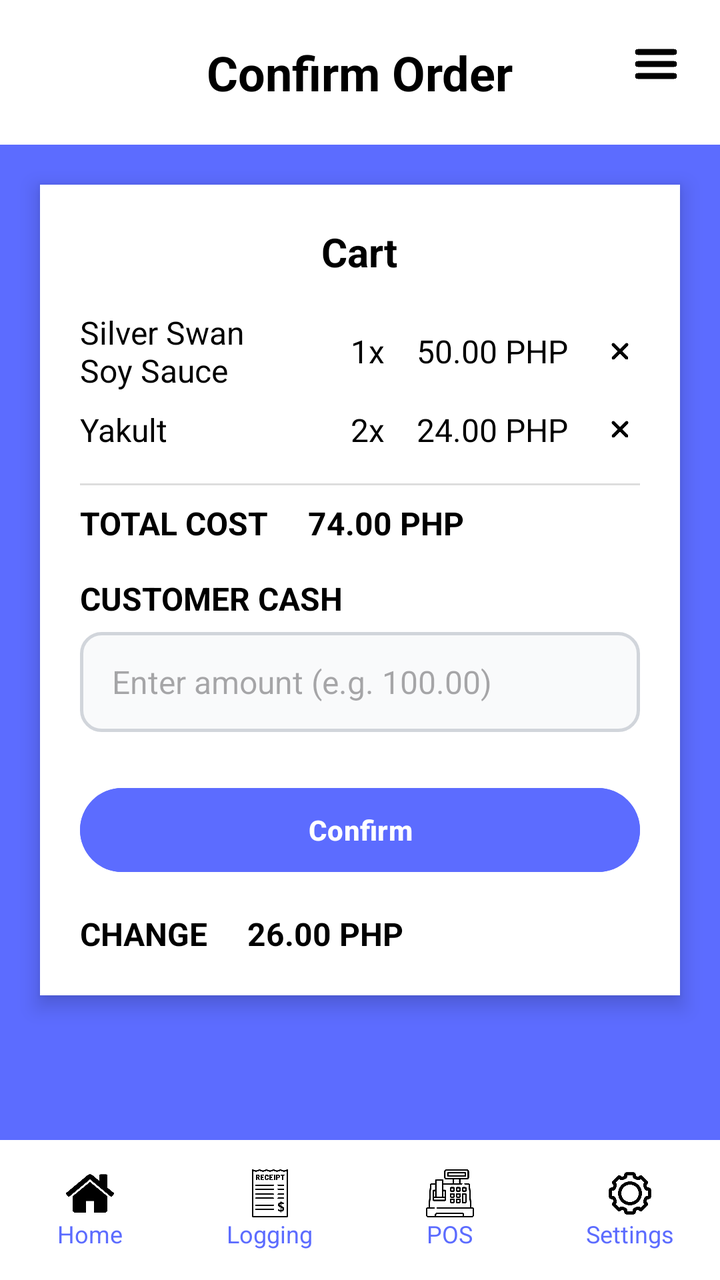
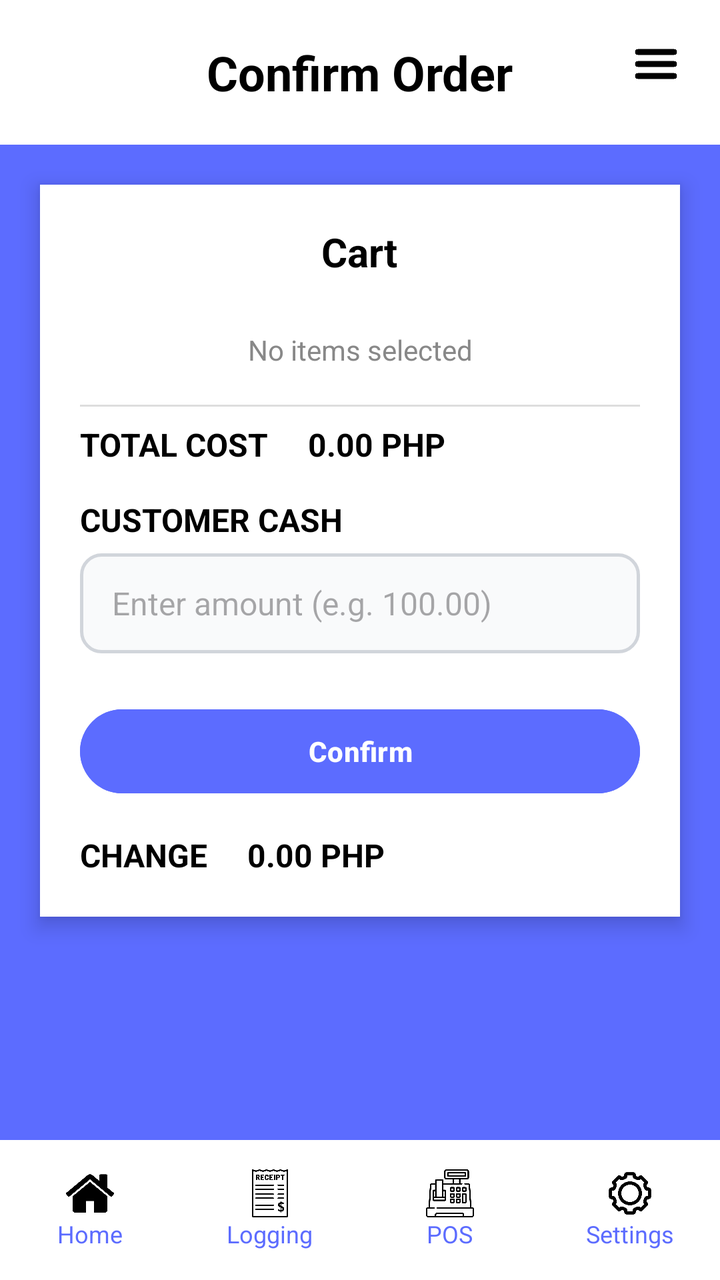

Two renders of the same Android screen: before a commit and after it. Below are the layout's source before the change and the commit's diff.
<!-- AndroidManifest.xml: application theme Theme.SariSariSales -->
<!-- res/layout/confirm_transaction.xml -->
<?xml version="1.0" encoding="utf-8"?>
<LinearLayout
    xmlns:android="http://schemas.android.com/apk/res/android"
    xmlns:app="http://schemas.android.com/apk/res-auto"
    android:layout_width="match_parent"
    android:layout_height="match_parent"
    android:orientation="vertical"
    android:background="#FFFFFF">

    
    <RelativeLayout
        android:layout_width="match_parent"
        android:layout_height="wrap_content"
        android:padding="20dp"
        android:background="#FFFFFF">

        <TextView
            android:id="@+id/tvEditTitle"
            android:layout_width="wrap_content"
            android:layout_height="wrap_content"
            android:text="Confirm Order"
            android:textSize="24sp"
            android:textStyle="bold"
            android:textColor="#000000"
            android:layout_centerHorizontal="true" />

        <ImageView
            android:id="@+id/btnMenu"
            android:layout_width="24dp"
            android:layout_height="24dp"
            android:layout_alignParentEnd="true"
            android:src="@drawable/ic_menu"
            android:contentDescription="Menu" />
    </RelativeLayout>

    
    <LinearLayout
        android:layout_width="match_parent"
        android:layout_height="0dp"
        android:layout_weight="1"
        android:orientation="vertical"
        android:background="#5C6CFF"
        android:gravity="center_horizontal">

        
        <LinearLayout
            android:layout_width="match_parent"
            android:layout_height="wrap_content"
            android:layout_margin="20dp"
            android:orientation="vertical"
            android:background="#FFFFFF"
            android:padding="20dp"
            android:elevation="6dp"
            android:clipToOutline="true"
            android:layout_marginTop="40dp"
            android:layout_marginBottom="20dp">

            
            <TextView
                android:layout_width="wrap_content"
                android:layout_height="wrap_content"
                android:text="Cart"
                android:textSize="20sp"
                android:textStyle="bold"
                android:textColor="#000000"
                android:layout_gravity="center"
                android:layout_marginBottom="16dp" />

            
            <LinearLayout
                android:layout_width="match_parent"
                android:layout_height="wrap_content"
                android:orientation="horizontal"
                android:gravity="center_vertical"
                android:layout_marginBottom="8dp">

                <TextView
                    android:layout_width="0dp"
                    android:layout_height="wrap_content"
                    android:layout_weight="1"
                    android:text="Silver Swan\nSoy Sauce"
                    android:textSize="16sp"
                    android:textColor="#000000" />

                <TextView
                    android:layout_width="wrap_content"
                    android:layout_height="wrap_content"
                    android:text="1x"
                    android:textSize="16sp"
                    android:textColor="#000000"
                    android:layout_marginEnd="16dp" />

                <TextView
                    android:layout_width="wrap_content"
                    android:layout_height="wrap_content"
                    android:text="50.00 PHP"
                    android:textSize="16sp"
                    android:textColor="#000000"
                    android:layout_marginEnd="16dp" />

                <ImageView
                    android:layout_width="20dp"
                    android:layout_height="20dp"
                    android:src="@drawable/ic_close"
                    android:contentDescription="Remove Item" />
            </LinearLayout>

            
            <LinearLayout
                android:layout_width="match_parent"
                android:layout_height="wrap_content"
                android:orientation="horizontal"
                android:gravity="center_vertical"
                android:layout_marginBottom="8dp">

                <TextView
                    android:layout_width="0dp"
                    android:layout_height="wrap_content"
                    android:layout_weight="1"
                    android:text="Yakult"
                    android:textSize="16sp"
                    android:textColor="#000000" />

                <TextView
                    android:layout_width="wrap_content"
                    android:layout_height="wrap_content"
                    android:text="2x"
                    android:textSize="16sp"
                    android:textColor="#000000"
                    android:layout_marginEnd="16dp" />

                <TextView
                    android:layout_width="wrap_content"
                    android:layout_height="wrap_content"
                    android:text="24.00 PHP"
                    android:textSize="16sp"
                    android:textColor="#000000"
                    android:layout_marginEnd="16dp" />

                <ImageView
                    android:layout_width="20dp"
                    android:layout_height="20dp"
                    android:src="@drawable/ic_close"
                    android:contentDescription="Remove Item" />
            </LinearLayout>

            <View
                android:layout_width="match_parent"
                android:layout_height="1dp"
                android:background="#DDDDDD"
                android:layout_marginVertical="8dp" />

            
            <TextView
                android:layout_width="match_parent"
                android:layout_height="wrap_content"
                android:text="TOTAL COST     74.00 PHP"
                android:textStyle="bold"
                android:textSize="16sp"
                android:textColor="#000000"
                android:layout_marginBottom="16dp" />

            
            <TextView
                android:layout_width="match_parent"
                android:layout_height="wrap_content"
                android:text="CUSTOMER CASH"
                android:textStyle="bold"
                android:textSize="16sp"
                android:textColor="#000000"
                android:layout_marginBottom="6dp" />

            <EditText
                android:id="@+id/etCash"
                android:layout_width="match_parent"
                android:layout_height="50dp"
                android:background="@drawable/edittext_rounded_selector"
                android:inputType="numberDecimal"
                android:hint="Enter amount (e.g. 100.00)"
                android:textSize="16sp"
                android:paddingHorizontal="16dp"
                android:gravity="center_vertical"
                android:layout_marginBottom="16dp" />

            
            <Button
                android:id="@+id/btnConfirm"
                android:layout_width="match_parent"
                android:layout_height="50dp"
                android:text="Confirm"
                android:textStyle="bold"
                android:textColor="#FFFFFF"
                android:backgroundTint="#5C6CFF"
                android:layout_marginTop="8dp"
                android:elevation="3dp"
                android:layout_gravity="center"
                android:radius="12dp"/>

            
            <TextView
                android:layout_width="match_parent"
                android:layout_height="wrap_content"
                android:text="CHANGE     26.00 PHP"
                android:textStyle="bold"
                android:textSize="16sp"
                android:textColor="#000000"
                android:layout_marginTop="16dp" />
        </LinearLayout>
    </LinearLayout>

    
    <LinearLayout
        android:layout_width="match_parent"
        android:layout_height="70dp"
        android:orientation="horizontal"
        android:background="#FFFFFF"
        android:gravity="center"
        android:weightSum="4">

        
        <LinearLayout
            android:layout_width="0dp"
            android:layout_height="match_parent"
            android:layout_weight="1"
            android:orientation="vertical"
            android:gravity="center">

            <ImageView
                android:layout_width="24dp"
                android:layout_height="24dp"
                android:src="@drawable/ic_home" />

            <TextView
                android:layout_width="wrap_content"
                android:layout_height="wrap_content"
                android:text="Home"
                android:textSize="12sp"
                android:textColor="#5C6CFF" />
        </LinearLayout>

        
        <LinearLayout
            android:layout_width="0dp"
            android:layout_height="match_parent"
            android:layout_weight="1"
            android:orientation="vertical"
            android:gravity="center">

            <ImageView
                android:layout_width="24dp"
                android:layout_height="24dp"
                android:src="@drawable/ic_logging" />

            <TextView
                android:layout_width="wrap_content"
                android:layout_height="wrap_content"
                android:text="Logging"
                android:textSize="12sp"
                android:textColor="#5C6CFF" />
        </LinearLayout>

        
        <LinearLayout
            android:layout_width="0dp"
            android:layout_height="match_parent"
            android:layout_weight="1"
            android:orientation="vertical"
            android:gravity="center">

            <ImageView
                android:layout_width="24dp"
                android:layout_height="24dp"
                android:src="@drawable/ic_pos" />

            <TextView
                android:layout_width="wrap_content"
                android:layout_height="wrap_content"
                android:text="POS"
                android:textSize="12sp"
                android:textColor="#5C6CFF" />
        </LinearLayout>

        
        <LinearLayout
            android:layout_width="0dp"
            android:layout_height="match_parent"
            android:layout_weight="1"
            android:orientation="vertical"
            android:gravity="center">

            <ImageView
                android:layout_width="24dp"
                android:layout_height="24dp"
                android:src="@drawable/ic_settings" />

            <TextView
                android:layout_width="wrap_content"
                android:layout_height="wrap_content"
                android:text="Settings"
                android:textSize="12sp"
                android:textColor="#5C6CFF" />
        </LinearLayout>
    </LinearLayout>
</LinearLayout>
<!-- resources referenced by this layout -->
<resources>
  <!-- drawable edittext_rounded_selector (drawable) -->
  <?xml version="1.0" encoding="utf-8"?>
  <shape xmlns:android="http://schemas.android.com/apk/res/android"
      android:shape="rectangle">
  
      
      <solid android:color="#F9FAFB" />
  
      
      <corners android:radius="10dp" />
  
      
      <stroke
          android:width="1.5dp"
          android:color="#D1D5DB" />
  
      
      <padding
          android:left="10dp"
          android:top="8dp"
          android:right="10dp"
          android:bottom="8dp" />
  
  </shape>
  <!-- drawable ic_close: png bitmap (drawable, 4164 bytes) -->
  <!-- drawable ic_home: png bitmap (drawable, 6259 bytes) -->
  <!-- drawable ic_logging: png bitmap (drawable, 14567 bytes) -->
  <!-- drawable ic_menu: png bitmap (drawable, 9673 bytes) -->
  <!-- drawable ic_pos: png bitmap (drawable, 12670 bytes) -->
  <!-- drawable ic_settings: png bitmap (drawable, 27167 bytes) -->
  <style name="Theme.SariSariSales" parent="Theme.Material3.Light.NoActionBar">
          <item name="colorPrimary">@color/primary</item>
          <item name="colorPrimaryVariant">@color/primary_variant</item>
          <item name="colorSecondary">@color/secondary</item>
      </style>
  <color name="primary">#1976D2</color>
  <color name="primary_variant">#1565C0</color>
  <color name="secondary">#03DAC5</color>
</resources>

<!-- the commit's change to res/layout/confirm_transaction.xml (unified diff, before → after) -->
@@ -56,94 +56,35 @@
             android:layout_marginBottom="20dp">
 
             
-            <TextView
-                android:layout_width="wrap_content"
-                android:layout_height="wrap_content"
-                android:text="Cart"
-                android:textSize="20sp"
-                android:textStyle="bold"
-                android:textColor="#000000"
-                android:layout_gravity="center"
-                android:layout_marginBottom="16dp" />
-
             
             <LinearLayout
-                android:layout_width="match_parent"
-                android:layout_height="wrap_content"
-                android:orientation="horizontal"
-                android:gravity="center_vertical"
-                android:layout_marginBottom="8dp">
-
-                <TextView
-                    android:layout_width="0dp"
-                    android:layout_height="wrap_content"
-                    android:layout_weight="1"
-                    android:text="Silver Swan\nSoy Sauce"
-                    android:textSize="16sp"
-                    android:textColor="#000000" />
-
+                android:id="@+id/llCartContainer"
+                android:layout_width="match_parent"
+                android:layout_height="wrap_content"
+                android:orientation="vertical">
+
+                
                 <TextView
                     android:layout_width="wrap_content"
                     android:layout_height="wrap_content"
-                    android:text="1x"
-                    android:textSize="16sp"
+                    android:text="Cart"
+                    android:textSize="20sp"
+                    android:textStyle="bold"
                     android:textColor="#000000"
-                    android:layout_marginEnd="16dp" />
-
+                    android:layout_gravity="center"
+                    android:layout_marginBottom="16dp" />
+
+                
                 <TextView
-                    android:layout_width="wrap_content"
+                    android:layout_width="match_parent"
                     android:layout_height="wrap_content"
-                    android:text="50.00 PHP"
-                    android:textSize="16sp"
-                    android:textColor="#000000"
-                    android:layout_marginEnd="16dp" />
-
-                <ImageView
-                    android:layout_width="20dp"
-                    android:layout_height="20dp"
-                    android:src="@drawable/ic_close"
-                    android:contentDescription="Remove Item" />
+                    android:text="No items selected"
+                    android:gravity="center"
+                    android:padding="10dp"
+                    android:textColor="#888888"/>
             </LinearLayout>
 
             
-            <LinearLayout
-                android:layout_width="match_parent"
-                android:layout_height="wrap_content"
-                android:orientation="horizontal"
-                android:gravity="center_vertical"
-                android:layout_marginBottom="8dp">
-
-                <TextView
-                    android:layout_width="0dp"
-                    android:layout_height="wrap_content"
-                    android:layout_weight="1"
-                    android:text="Yakult"
-                    android:textSize="16sp"
-                    android:textColor="#000000" />
-
-                <TextView
-                    android:layout_width="wrap_content"
-                    android:layout_height="wrap_content"
-                    android:text="2x"
-                    android:textSize="16sp"
-                    android:textColor="#000000"
-                    android:layout_marginEnd="16dp" />
-
-                <TextView
-                    android:layout_width="wrap_content"
-                    android:layout_height="wrap_content"
-                    android:text="24.00 PHP"
-                    android:textSize="16sp"
-                    android:textColor="#000000"
-                    android:layout_marginEnd="16dp" />
-
-                <ImageView
-                    android:layout_width="20dp"
-                    android:layout_height="20dp"
-                    android:src="@drawable/ic_close"
-                    android:contentDescription="Remove Item" />
-            </LinearLayout>
-
             <View
                 android:layout_width="match_parent"
                 android:layout_height="1dp"
@@ -151,10 +92,14 @@
                 android:layout_marginVertical="8dp" />
 
             
-            <TextView
-                android:layout_width="match_parent"
-                android:layout_height="wrap_content"
-                android:text="TOTAL COST     74.00 PHP"
+            
+
+            
+            <TextView
+                android:id="@+id/tvTotalCost"
+                android:layout_width="match_parent"
+                android:layout_height="wrap_content"
+                android:text="TOTAL COST     0.00 PHP"
                 android:textStyle="bold"
                 android:textSize="16sp"
                 android:textColor="#000000"
@@ -170,6 +115,7 @@
                 android:textColor="#000000"
                 android:layout_marginBottom="6dp" />
 
+            
             <EditText
                 android:id="@+id/etCash"
                 android:layout_width="match_parent"
@@ -193,18 +139,19 @@
                 android:backgroundTint="#5C6CFF"
                 android:layout_marginTop="8dp"
                 android:elevation="3dp"
-                android:layout_gravity="center"
-                android:radius="12dp"/>
-
-            
-            <TextView
-                android:layout_width="match_parent"
-                android:layout_height="wrap_content"
-                android:text="CHANGE     26.00 PHP"
+                android:layout_gravity="center" />
+
+            
+            <TextView
+                android:id="@+id/tvChange"
+                android:layout_width="match_parent"
+                android:layout_height="wrap_content"
+                android:text="CHANGE     0.00 PHP"
                 android:textStyle="bold"
                 android:textSize="16sp"
                 android:textColor="#000000"
                 android:layout_marginTop="16dp" />
+
         </LinearLayout>
     </LinearLayout>
 
@@ -226,9 +173,11 @@
             android:gravity="center">
 
             <ImageView
-                android:layout_width="24dp"
-                android:layout_height="24dp"
-                android:src="@drawable/ic_home" />
+                android:id="@+id/navHome"
+                android:layout_width="24dp"
+                android:layout_height="24dp"
+                android:src="@drawable/ic_home"
+                android:contentDescription="Home" />
 
             <TextView
                 android:layout_width="wrap_content"
@@ -247,9 +196,11 @@
             android:gravity="center">
 
             <ImageView
-                android:layout_width="24dp"
-                android:layout_height="24dp"
-                android:src="@drawable/ic_logging" />
+                android:id="@+id/navLogging"
+                android:layout_width="24dp"
+                android:layout_height="24dp"
+                android:src="@drawable/ic_logging"
+                android:contentDescription="Logging" />
 
             <TextView
                 android:layout_width="wrap_content"
@@ -268,9 +219,11 @@
             android:gravity="center">
 
             <ImageView
-                android:layout_width="24dp"
-                android:layout_height="24dp"
-                android:src="@drawable/ic_pos" />
+                android:id="@+id/navPOS"
+                android:layout_width="24dp"
+                android:layout_height="24dp"
+                android:src="@drawable/ic_pos"
+                android:contentDescription="POS" />
 
             <TextView
                 android:layout_width="wrap_content"
@@ -289,9 +242,11 @@
             android:gravity="center">
 
             <ImageView
-                android:layout_width="24dp"
-                android:layout_height="24dp"
-                android:src="@drawable/ic_settings" />
+                android:id="@+id/navSettings"
+                android:layout_width="24dp"
+                android:layout_height="24dp"
+                android:src="@drawable/ic_settings"
+                android:contentDescription="Settings" />
 
             <TextView
                 android:layout_width="wrap_content"
<!-- resource entries referenced after the edit -->
@@ -24,7 +24,6 @@
           android:bottom="8dp" />
   
   </shape>
-  <!-- drawable ic_close: png bitmap (drawable, 4164 bytes) -->
   <!-- drawable ic_home: png bitmap (drawable, 6259 bytes) -->
   <!-- drawable ic_logging: png bitmap (drawable, 14567 bytes) -->
   <!-- drawable ic_menu: png bitmap (drawable, 9673 bytes) -->
